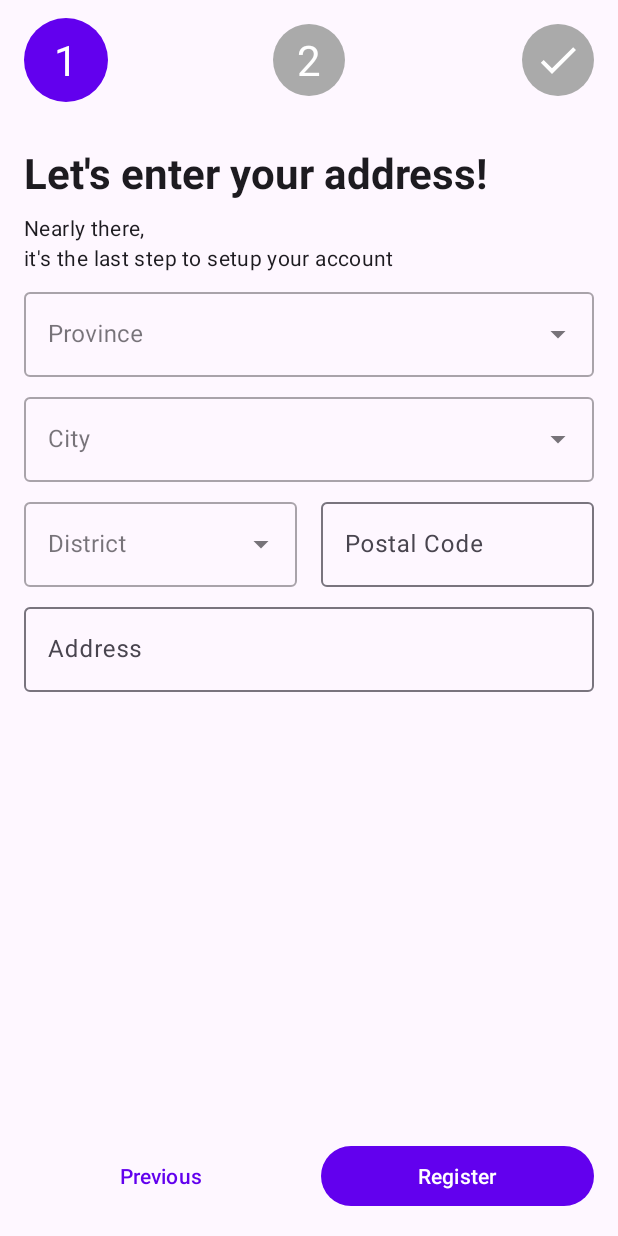
After one commit to vickysalim/BangkitCapstone-C23-PS315, an Android app: the fragment RegisterAddressFragment placed in its activity, on a phone screen of 412 x 824 dp. The commit adds this screen. Run offline under Robolectric (Android 15) with nearby library versions, the phone set to English and light mode, and no system bars.

Commit message:
register activity, fragment register info&address

```diff
--- a/mobile-development/app/src/main/AndroidManifest.xml
+++ b/mobile-development/app/src/main/AndroidManifest.xml
@@ -11,6 +11,9 @@
         android:supportsRtl="true"
         android:theme="@style/Theme.SiFresh"
         tools:targetApi="31">
+        <activity
+            android:name=".RegisterActivity"
+            android:exported="false" />
         <activity
             android:name=".LoginActivity"
             android:exported="true">
--- a/mobile-development/app/src/main/java/academy/bangkit/sifresh/LoginActivity.kt
+++ b/mobile-development/app/src/main/java/academy/bangkit/sifresh/LoginActivity.kt
@@ -13,5 +13,10 @@ class LoginActivity : AppCompatActivity() {
         super.onCreate(savedInstanceState)
         binding = ActivityLoginBinding.inflate(layoutInflater)
         setContentView(binding.root)
+
+        binding.btnRegister.setOnClickListener {
+            startActivity(Intent(this, RegisterActivity::class.java))
+        }
+
     }
 }
--- /dev/null
+++ b/mobile-development/app/src/main/java/academy/bangkit/sifresh/RegisterActivity.kt
@@ -0,0 +1,70 @@
+package academy.bangkit.sifresh
+
+import academy.bangkit.sifresh.databinding.ActivityRegisterBinding
+import androidx.appcompat.app.AppCompatActivity
+import android.os.Bundle
+import android.util.Log
+import androidx.fragment.app.Fragment
+
+class RegisterActivity : AppCompatActivity() {
+
+    private lateinit var binding: ActivityRegisterBinding
+
+    override fun onCreate(savedInstanceState: Bundle?) {
+        super.onCreate(savedInstanceState)
+        binding = ActivityRegisterBinding.inflate(layoutInflater)
+        setContentView(binding.root)
+
+        val fragmentManager = supportFragmentManager
+        val registerInfoFragment = RegisterInfoFragment()
+        val fragment = fragmentManager.findFragmentByTag(RegisterInfoFragment::class.java.simpleName)
+
+        fragmentManager.addOnBackStackChangedListener {
+            val currentFragment = fragmentManager.findFragmentById(R.id.frame_container)
+            currentFragment?.let {
+                updateStepper(it)
+            }
+        }
+
+        if(fragment !is RegisterInfoFragment) {
+            fragmentManager.beginTransaction()
+                .add(R.id.frame_container, registerInfoFragment, RegisterInfoFragment::class.java.simpleName)
+                .commit()
+        }
+    }
+
+    private fun updateStepper(fragment: Fragment) {
+        val density = resources.displayMetrics.density
+        val activeDpToPx = (56 * density + 0.5f).toInt()
+        val inactiveDpToPx = (48 * density + 0.5f).toInt()
+
+        val stepper1 = binding.stepper1.layoutParams
+        val stepper2 = binding.stepper2.layoutParams
+
+        when(fragment) {
+            is RegisterInfoFragment -> {
+                binding.stepper1.background = getDrawable(R.drawable.stepper_active_container)
+                binding.stepper2.background = getDrawable(R.drawable.stepper_inactive_container)
+
+                stepper1.width = activeDpToPx
+                stepper1.height = activeDpToPx
+
+                stepper2.width = inactiveDpToPx
+                stepper2.height = inactiveDpToPx
+            }
+            is RegisterAddressFragment -> {
+                binding.stepper1.background = getDrawable(R.drawable.stepper_inactive_container)
+                binding.stepper2.background = getDrawable(R.drawable.stepper_active_container)
+
+                stepper1.width = inactiveDpToPx
+                stepper1.height = inactiveDpToPx
+
+                stepper2.width = activeDpToPx
+                stepper2.height = activeDpToPx
+            }
+        }
+
+        binding.stepper1.layoutParams = stepper1
+        binding.stepper2.layoutParams = stepper2
+    }
+}
--- /dev/null
+++ b/mobile-development/app/src/main/java/academy/bangkit/sifresh/RegisterAddressFragment.kt
@@ -0,0 +1,70 @@
+package academy.bangkit.sifresh
+
+import academy.bangkit.sifresh.databinding.FragmentRegisterAddressBinding
+import android.R
+import android.os.Bundle
+import androidx.fragment.app.Fragment
+import android.view.LayoutInflater
+import android.view.View
+import android.view.ViewGroup
+import android.widget.ArrayAdapter
+import androidx.lifecycle.ViewModelProvider
+import com.google.android.material.textfield.MaterialAutoCompleteTextView
+
+class RegisterAddressFragment : Fragment() {
+
+    private lateinit var binding: FragmentRegisterAddressBinding
+
+    private lateinit var viewModel: RegisterViewModel
+
+    override fun onCreateView(
+        inflater: LayoutInflater, container: ViewGroup?,
+        savedInstanceState: Bundle?
+    ): View {
+        binding = FragmentRegisterAddressBinding.inflate(inflater, container, false)
+        return binding.root
+    }
+
+    override fun onViewCreated(view: View, savedInstanceState: Bundle?) {
+        super.onViewCreated(view, savedInstanceState)
+
+        viewModel = ViewModelProvider(requireActivity())[RegisterViewModel::class.java]
+
+        val provinceItems = listOf("Sumatera Selatan", "Sulawesi Selatan", "DKI Jakarta")
+        val cityItems = listOf("Palembang", "Makassar", "Jakarta Selatan")
+        val districtItems = listOf("Kecamatan ABC", "Kecamatan XYZ")
+
+        setDropdownAdapter(provinceItems, binding.actvProvince)
+        setDropdownAdapter(cityItems, binding.actvCity)
+        setDropdownAdapter(districtItems, binding.actvDistrict)
+
+        binding.apply {
+            inputProvince.editText?.setText(viewModel.province)
+            inputCity.editText?.setText(viewModel.city)
+            inputDistrict.editText?.setText(viewModel.district)
+            inputPostalCode.editText?.setText(viewModel.postalCode)
+            inputAddress.editText?.setText(viewModel.address)
+        }
+
+        binding.btnPrevious.setOnClickListener {
+            parentFragmentManager.popBackStack()
+        }
+    }
+
+    override fun onPause() {
+        super.onPause()
+
+        viewModel.province = binding.inputProvince.editText?.text.toString()
+        viewModel.city = binding.inputCity.editText?.text.toString()
+        viewModel.district = binding.inputDistrict.editText?.text.toString()
+        viewModel.postalCode = binding.inputPostalCode.editText?.text.toString()
+        viewModel.address = binding.inputAddress.editText?.text.toString()
+    }
+
+    private fun setDropdownAdapter(items: List<String>, actv: MaterialAutoCompleteTextView) {
+        val adapter = ArrayAdapter(requireContext(), R.layout.simple_dropdown_item_1line, items)
+
+        actv.setAdapter(adapter)
+        actv.keyListener = null
+    }
+}
--- /dev/null
+++ b/mobile-development/app/src/main/java/academy/bangkit/sifresh/RegisterInfoFragment.kt
@@ -0,0 +1,58 @@
+package academy.bangkit.sifresh
+
+import academy.bangkit.sifresh.databinding.FragmentRegisterInfoBinding
+import android.os.Bundle
+import androidx.fragment.app.Fragment
+import android.view.LayoutInflater
+import android.view.View
+import android.view.ViewGroup
+import android.widget.ArrayAdapter
+import androidx.lifecycle.ViewModelProvider
+import com.google.android.material.textfield.MaterialAutoCompleteTextView
+
+
+class RegisterInfoFragment : Fragment() {
+
+    private lateinit var binding: FragmentRegisterInfoBinding
+
+    private lateinit var viewModel: RegisterViewModel
+
+    override fun onCreateView(
+        inflater: LayoutInflater, container: ViewGroup?,
+        savedInstanceState: Bundle?
+    ): View {
+        binding = FragmentRegisterInfoBinding.inflate(inflater, container, false)
+        return binding.root
+    }
+
+    override fun onViewCreated(view: View, savedInstanceState: Bundle?) {
+        super.onViewCreated(view, savedInstanceState)
+
+        viewModel = ViewModelProvider(requireActivity())[RegisterViewModel::class.java]
+
+        binding.apply {
+            inputName.editText?.setText(viewModel.name)
+            inputEmail.editText?.setText(viewModel.email)
+            inputPassword.editText?.setText(viewModel.password)
+            inputPhone.editText?.setText(viewModel.phoneNumber)
+        }
+
+        binding.btnNext.setOnClickListener {
+            val registerAddressFragment = RegisterAddressFragment()
+            val fragmentManager = parentFragmentManager
+            fragmentManager.beginTransaction()
+                .replace(R.id.frame_container, registerAddressFragment, RegisterAddressFragment::class.java.simpleName)
+                .addToBackStack(null)
+                .commit()
+        }
+    }
+
+    override fun onPause() {
+        super.onPause()
+
+        viewModel.name = binding.inputName.editText?.text.toString()
+        viewModel.email = binding.inputEmail.editText?.text.toString()
+        viewModel.password = binding.inputPassword.editText?.text.toString()
+        viewModel.phoneNumber = binding.inputPhone.editText?.text.toString()
+    }
+}
--- /dev/null
+++ b/mobile-development/app/src/main/java/academy/bangkit/sifresh/RegisterViewModel.kt
@@ -0,0 +1,16 @@
+package academy.bangkit.sifresh
+
+import androidx.lifecycle.ViewModel
+
+class RegisterViewModel : ViewModel() {
+    var name: String? = null
+    var email: String? = null
+    var password: String? = null
+    var phoneNumber: String? = null
+
+    var province: String? = null
+    var city: String? = null
+    var district: String? = null
+    var postalCode: String? = null
+    var address: String? = null
+}
--- /dev/null
+++ b/mobile-development/app/src/main/res/drawable/ic_check_24.xml
@@ -0,0 +1,5 @@
+<vector android:height="24dp" android:tint="#000000"
+    android:viewportHeight="24" android:viewportWidth="24"
+    android:width="24dp" xmlns:android="http://schemas.android.com/apk/res/android">
+    <path android:fillColor="@android:color/white" android:pathData="M9,16.17L4.83,12l-1.42,1.41L9,19 21,7l-1.41,-1.41z"/>
+</vector>
--- /dev/null
+++ b/mobile-development/app/src/main/res/drawable/stepper_active_container.xml
@@ -0,0 +1,14 @@
+<?xml version="1.0" encoding="utf-8"?>
+<selector
+    xmlns:android="http://schemas.android.com/apk/res/android"
+    >
+    <item>
+        <shape
+            android:shape="oval"
+            >
+            <solid
+                android:color="@color/design_default_color_primary"
+                />
+        </shape>
+    </item>
+</selector>
--- /dev/null
+++ b/mobile-development/app/src/main/res/drawable/stepper_inactive_container.xml
@@ -0,0 +1,14 @@
+<?xml version="1.0" encoding="utf-8"?>
+<selector
+    xmlns:android="http://schemas.android.com/apk/res/android"
+    >
+    <item>
+        <shape
+            android:shape="oval"
+            >
+            <solid
+                android:color="@android:color/darker_gray"
+                />
+        </shape>
+    </item>
+</selector>
--- /dev/null
+++ b/mobile-development/app/src/main/res/layout/activity_register.xml
@@ -0,0 +1,87 @@
+<?xml version="1.0" encoding="utf-8"?>
+<androidx.constraintlayout.widget.ConstraintLayout xmlns:android="http://schemas.android.com/apk/res/android"
+    xmlns:app="http://schemas.android.com/apk/res-auto"
+    xmlns:tools="http://schemas.android.com/tools"
+    android:layout_width="match_parent"
+    android:layout_height="match_parent"
+    tools:context=".RegisterActivity">
+
+    <View
+        android:id="@+id/stepper_1"
+        android:layout_width="56dp"
+        android:layout_height="56dp"
+        android:layout_margin="16dp"
+        android:background="@drawable/stepper_active_container"
+        app:layout_constraintBottom_toBottomOf="@id/stepper_3"
+        app:layout_constraintStart_toStartOf="parent"
+        app:layout_constraintTop_toTopOf="@id/stepper_3" />
+
+    <TextView
+        android:id="@+id/stepper_text_1"
+        style="@style/TextAppearance.Material3.HeadlineMedium"
+        android:layout_width="56dp"
+        android:layout_height="56dp"
+        android:gravity="center"
+        android:text="@string/number_1"
+        android:textColor="@color/white"
+        app:layout_constraintBottom_toBottomOf="@id/stepper_1"
+        app:layout_constraintEnd_toEndOf="@id/stepper_1"
+        app:layout_constraintStart_toStartOf="@id/stepper_1"
+        app:layout_constraintTop_toTopOf="@id/stepper_1" />
+
+    <View
+        android:id="@+id/stepper_2"
+        android:layout_width="48dp"
+        android:layout_height="48dp"
+        android:layout_margin="16dp"
+        android:background="@drawable/stepper_inactive_container"
+        app:layout_constraintBottom_toBottomOf="@id/stepper_3"
+        app:layout_constraintEnd_toEndOf="parent"
+        app:layout_constraintStart_toStartOf="parent"
+        app:layout_constraintTop_toTopOf="@id/stepper_3" />
+
+    <TextView
+        android:id="@+id/stepper_text_2"
+        style="@style/TextAppearance.Material3.HeadlineMedium"
+        android:layout_width="56dp"
+        android:layout_height="56dp"
+        android:gravity="center"
+        android:text="@string/number_2"
+        android:textColor="@color/white"
+        app:layout_constraintBottom_toBottomOf="@id/stepper_2"
+        app:layout_constraintEnd_toEndOf="@id/stepper_2"
+        app:layout_constraintStart_toStartOf="@id/stepper_2"
+        app:layout_constraintTop_toTopOf="@id/stepper_2" />
+
+    <View
+        android:id="@+id/stepper_3"
+        android:layout_width="48dp"
+        android:layout_height="48dp"
+        android:layout_margin="16dp"
+        android:background="@drawable/stepper_inactive_container"
+        app:layout_constraintEnd_toEndOf="parent"
+        app:layout_constraintTop_toTopOf="parent" />
+
+    <ImageView
+        android:id="@+id/stepper_text_3"
+        android:layout_width="56dp"
+        android:layout_height="56dp"
+        android:contentDescription="@string/text_finish"
+        android:gravity="center"
+        android:padding="12dp"
+        android:src="@drawable/ic_check_24"
+        android:textColor="@color/white"
+        app:layout_constraintBottom_toBottomOf="@id/stepper_3"
+        app:layout_constraintEnd_toEndOf="@id/stepper_3"
+        app:layout_constraintStart_toStartOf="@id/stepper_3"
+        app:layout_constraintTop_toTopOf="@id/stepper_3"
+        app:tint="@color/white" />
+
+    <FrameLayout
+        android:id="@+id/frame_container"
+        android:layout_width="match_parent"
+        android:layout_height="0dp"
+        android:layout_marginTop="16dp"
+        app:layout_constraintBottom_toBottomOf="parent"
+        app:layout_constraintTop_toBottomOf="@id/stepper_3" />
+</androidx.constraintlayout.widget.ConstraintLayout>
--- /dev/null
+++ b/mobile-development/app/src/main/res/layout/fragment_register_address.xml
@@ -0,0 +1,168 @@
+<?xml version="1.0" encoding="utf-8"?>
+<FrameLayout xmlns:android="http://schemas.android.com/apk/res/android"
+    xmlns:app="http://schemas.android.com/apk/res-auto"
+    xmlns:tools="http://schemas.android.com/tools"
+    android:layout_width="match_parent"
+    android:layout_height="match_parent"
+    tools:context=".RegisterAddressFragment">
+
+    <androidx.constraintlayout.widget.ConstraintLayout
+        android:layout_width="match_parent"
+        android:layout_height="match_parent">
+
+        <TextView
+            android:id="@+id/tv_title"
+            style="@style/TextAppearance.Material3.HeadlineMedium"
+            android:layout_width="wrap_content"
+            android:layout_height="wrap_content"
+            android:layout_marginHorizontal="16dp"
+            android:layout_marginVertical="16dp"
+            android:text="@string/title_register_address"
+            android:textStyle="bold"
+            app:layout_constraintStart_toStartOf="parent"
+            app:layout_constraintTop_toTopOf="parent" />
+
+        <TextView
+            android:id="@+id/tv_subtitle"
+            style="@style/TextAppearance.Material3.BodyMedium"
+            android:layout_width="wrap_content"
+            android:layout_height="wrap_content"
+            android:layout_marginHorizontal="16dp"
+            android:layout_marginVertical="8dp"
+            android:text="@string/subtitle_register_address"
+            app:layout_constraintStart_toStartOf="parent"
+            app:layout_constraintTop_toBottomOf="@+id/tv_title" />
+
+        <com.google.android.material.textfield.TextInputLayout
+            android:id="@+id/input_province"
+            style="@style/Widget.MaterialComponents.TextInputLayout.OutlinedBox.ExposedDropdownMenu"
+            android:layout_width="match_parent"
+            android:layout_height="wrap_content"
+            android:layout_marginHorizontal="16dp"
+            android:layout_marginVertical="8dp"
+            android:hint="@string/input_province"
+            app:layout_constraintEnd_toEndOf="parent"
+            app:layout_constraintStart_toStartOf="parent"
+            app:layout_constraintTop_toBottomOf="@+id/tv_subtitle">
+
+            <com.google.android.material.textfield.MaterialAutoCompleteTextView
+                android:id="@+id/actv_province"
+                android:layout_width="match_parent"
+                android:layout_height="wrap_content"
+                android:completionThreshold="1"
+                android:ellipsize="end"
+                android:maxLines="1" />
+
+        </com.google.android.material.textfield.TextInputLayout>
+
+        <com.google.android.material.textfield.TextInputLayout
+            android:id="@+id/input_city"
+            style="@style/Widget.MaterialComponents.TextInputLayout.OutlinedBox.ExposedDropdownMenu"
+            android:layout_width="match_parent"
+            android:layout_height="wrap_content"
+            android:layout_marginHorizontal="16dp"
+            android:layout_marginVertical="8dp"
+            android:hint="@string/input_city"
+            app:layout_constraintEnd_toEndOf="parent"
+            app:layout_constraintStart_toStartOf="parent"
+            app:layout_constraintTop_toBottomOf="@+id/input_province">
+
+            <com.google.android.material.textfield.MaterialAutoCompleteTextView
+                android:id="@+id/actv_city"
+                android:layout_width="match_parent"
+                android:layout_height="wrap_content"
+                android:completionThreshold="1"
+                android:ellipsize="end"
+                android:maxLines="1" />
+
+        </com.google.android.material.textfield.TextInputLayout>
+
+        <com.google.android.material.textfield.TextInputLayout
+            android:id="@+id/input_district"
+            style="@style/Widget.MaterialComponents.TextInputLayout.OutlinedBox.ExposedDropdownMenu"
+            android:layout_width="0dp"
+            android:layout_height="wrap_content"
+            android:layout_marginVertical="8dp"
+            android:layout_marginStart="16dp"
+            android:layout_marginEnd="8dp"
+            android:hint="@string/input_district"
+            app:layout_constraintEnd_toStartOf="@+id/input_postal_code"
+            app:layout_constraintStart_toStartOf="parent"
+            app:layout_constraintTop_toBottomOf="@+id/input_city">
+
+            <com.google.android.material.textfield.MaterialAutoCompleteTextView
+                android:id="@+id/actv_district"
+                android:layout_width="match_parent"
+                android:layout_height="wrap_content"
+                android:completionThreshold="1"
+                android:ellipsize="end"
+                android:maxLines="1" />
+
+        </com.google.android.material.textfield.TextInputLayout>
+
+        <com.google.android.material.textfield.TextInputLayout
+            android:id="@+id/input_postal_code"
+            android:layout_width="0dp"
+            android:layout_height="wrap_content"
+            android:layout_marginVertical="8dp"
+            android:layout_marginStart="8dp"
+            android:layout_marginEnd="16dp"
+            android:hint="@string/input_postal"
+            app:layout_constraintEnd_toEndOf="parent"
+            app:layout_constraintStart_toEndOf="@+id/input_district"
+            app:layout_constraintTop_toBottomOf="@+id/input_city">
+
+            <com.google.android.material.textfield.TextInputEditText
+                android:layout_width="match_parent"
+                android:layout_height="wrap_content"
+                android:inputType="number" />
+
+        </com.google.android.material.textfield.TextInputLayout>
+
+        <com.google.android.material.textfield.TextInputLayout
+            android:id="@+id/input_address"
+            android:layout_width="match_parent"
+            android:layout_height="wrap_content"
+            android:layout_marginHorizontal="16dp"
+            android:layout_marginVertical="8dp"
+            android:hint="@string/input_address"
+            app:layout_constraintEnd_toEndOf="parent"
+            app:layout_constraintStart_toStartOf="parent"
+            app:layout_constraintTop_toBottomOf="@+id/input_postal_code">
+
+            <com.google.android.material.textfield.TextInputEditText
+                android:layout_width="match_parent"
+                android:layout_height="wrap_content"
+                android:inputType="text"
+                android:maxLines="1" />
+
+        </com.google.android.material.textfield.TextInputLayout>
+
+        <Button
+            android:id="@+id/btn_previous"
+            style="@style/Widget.Material3.Button.TextButton"
+            android:layout_width="0dp"
+            android:layout_height="wrap_content"
+            android:layout_marginVertical="16dp"
+            android:layout_marginStart="16dp"
+            android:layout_marginEnd="8dp"
+            android:text="@string/btn_previous"
+            app:layout_constraintBottom_toBottomOf="parent"
+            app:layout_constraintEnd_toStartOf="@id/btn_register"
+            app:layout_constraintStart_toStartOf="parent" />
+
+        <Button
+            android:id="@+id/btn_register"
+            android:layout_width="0dp"
+            android:layout_height="wrap_content"
+            android:layout_marginVertical="16dp"
+            android:layout_marginStart="8dp"
+            android:layout_marginEnd="16dp"
+            android:text="@string/btn_register"
+            app:layout_constraintBottom_toBottomOf="parent"
+            app:layout_constraintEnd_toEndOf="parent"
+            app:layout_constraintStart_toEndOf="@+id/btn_previous" />
+
+    </androidx.constraintlayout.widget.ConstraintLayout>
+
+</FrameLayout>
--- a/mobile-development/app/src/main/res/values/strings.xml
+++ b/mobile-development/app/src/main/res/values/strings.xml
@@ -10,4 +10,22 @@
     <string name="input_email">Email</string>
     <string name="input_password">Password</string>
     <string name="button_login_forgotPassword">Forgot Password?</string>
+    <string name="number_1">1</string>
+    <string name="number_2">2</string>
+    <string name="text_finish">Finish</string>
+    <string name="btn_register_toLogin">Already have an account? <b>Sign in</b></string>
+    <string name="title_register_info">Let\'s create your account!</string>
+    <string name="subtitle_register_info">Let\'s help you setup your account,\nit won\'t take long.</string>
+    <string name="input_name">Full Name</string>
+    <string name="input_phone">Phone Number</string>
+    <string name="btn_continue">Continue</string>
+    <string name="title_register_address">Let\'s enter your address!</string>
+    <string name="subtitle_register_address">Nearly there,\nit\'s the last step to setup your account</string>
+    <string name="input_province">Province</string>
+    <string name="input_city">City</string>
+    <string name="input_district">District</string>
+    <string name="input_postal">Postal Code</string>
+    <string name="input_address">Address</string>
+    <string name="btn_previous">Previous</string>
+    <string name="btn_register">Register</string>
 </resources>
```
Also changed, not shown: mobile-development/app/src/main/res/layout/fragment_register_info.xml (added, +133 -0 lines).
